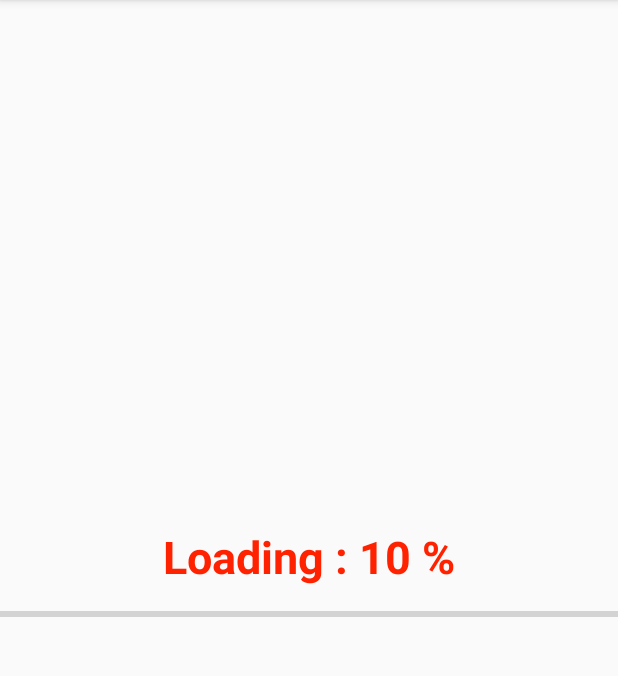
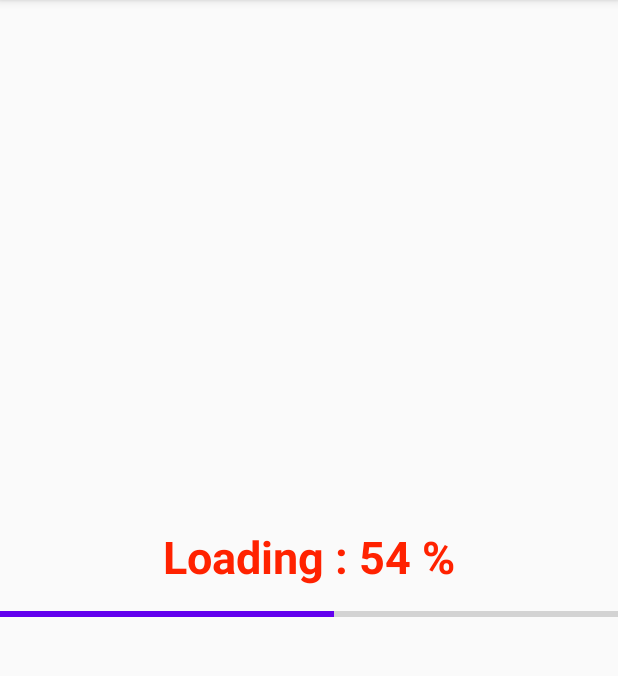
Before and after one commit to phamtanphat/ProgressbarSeekbar30032020, an Android app: the screen it shows after launch (MainActivity), on a phone screen of 412 x 824 dp, the part 84-760 px from its top. Run offline under Robolectric (Android 15) with nearby library versions, the phone set to English and light mode, and no system bars.

Commit message:
count downtimer va progressbar

```diff
--- a/app/src/main/java/com/example/progressbarseekbar30032020/MainActivity.java
+++ b/app/src/main/java/com/example/progressbarseekbar30032020/MainActivity.java
@@ -1,14 +1,54 @@
 package com.example.progressbarseekbar30032020;
 
 import android.os.Bundle;
+import android.os.CountDownTimer;
+import android.util.Log;
+import android.widget.ProgressBar;
+import android.widget.TextView;
+import android.widget.Toast;
 
 import androidx.annotation.Nullable;
 import androidx.appcompat.app.AppCompatActivity;
 
+import java.util.Random;
+
 public class MainActivity extends AppCompatActivity {
+
+    TextView mTvPercent;
+    ProgressBar mProgressbar;
     @Override
     protected void onCreate(@Nullable Bundle savedInstanceState) {
         super.onCreate(savedInstanceState);
         setContentView(R.layout.activity_main);
+        mTvPercent = findViewById(R.id.textviewPercent);
+        mProgressbar = findViewById(R.id.progressbar);
+
+        // Handler : Tao ra 1 cong viec se duoc thuc thi trong tuong lai
+        // CountDownTimer : Sau khoang thoi gian se thuc thi cong viec
+//        1s = 1000ms
+//        5000 -
+//        1000 - 1
+        // Task 1 : Random gia tri khi duoc them vao progressbar
+        // Task 2 : Khi dat nguong 100% thi dung lai
+         CountDownTimer countDownTimer = new CountDownTimer(1000, 1000) {
+            @Override
+            public void onTick(long millisUntilFinished) {
+                mProgressbar.setProgress(
+                        mProgressbar.getProgress() + getRandom(10));
+                mTvPercent.setText(mProgressbar.getProgress() + " %");
+            }
+            @Override
+            public void onFinish() {
+                if (mProgressbar.getProgress() >= 100){
+                    Toast.makeText(MainActivity.this, "Ket thuc", Toast.LENGTH_SHORT).show();
+                    return;
+                }
+                this.start();
+            }
+        };
+        countDownTimer.start();
+    }
+    private int getRandom(int bound){
+        return new Random().nextInt(bound);
     }
 }
--- a/app/src/main/res/layout/activity_main.xml
+++ b/app/src/main/res/layout/activity_main.xml
@@ -24,7 +24,7 @@
             android:textStyle="bold"
             android:textColor="#f20"
             android:textSize="30sp"
-            android:text="10 %"
+            tools:text="10 %"
             android:layout_width="wrap_content"
             android:layout_height="wrap_content"/>
     </LinearLayout>
```
